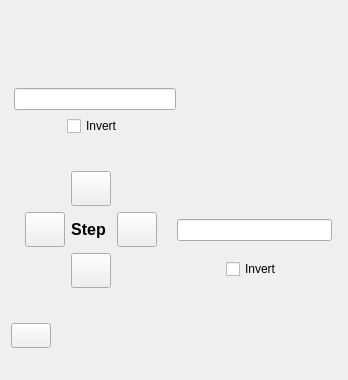
Above: pcdsdevices/ui/SmarActTipTilt.embedded.ui from pcdshub/pcdsdevices before the change. Below: the same form after it.
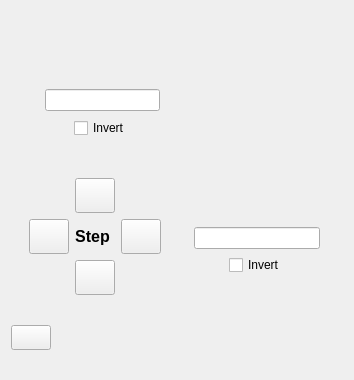
That is the form after the change. Custom widgets are drawn as their Qt base class.

Commit message: MNT: ONE last formatting nitpick

Diff of the .ui file:
```diff
--- a/pcdsdevices/ui/SmarActTipTilt.embedded.ui
+++ b/pcdsdevices/ui/SmarActTipTilt.embedded.ui
@@ -6,16 +6,22 @@
    <rect>
     <x>0</x>
     <y>0</y>
-    <width>348</width>
+    <width>354</width>
     <height>380</height>
    </rect>
   </property>
   <property name="sizePolicy">
-   <sizepolicy hsizetype="Minimum" vsizetype="Minimum">
+   <sizepolicy hsizetype="Fixed" vsizetype="Fixed">
     <horstretch>0</horstretch>
     <verstretch>0</verstretch>
    </sizepolicy>
   </property>
+  <property name="minimumSize">
+   <size>
+    <width>350</width>
+    <height>380</height>
+   </size>
+  </property>
   <property name="windowTitle">
    <string>Form</string>
   </property>
@@ -37,6 +43,37 @@
     </widget>
    </item>
    <item>
+    <widget class="QWidget" name="tilt_indicators_widget" native="true">
+     <property name="sizePolicy">
+      <sizepolicy hsizetype="Fixed" vsizetype="Fixed">
+       <horstretch>0</horstretch>
+       <verstretch>0</verstretch>
+      </sizepolicy>
+     </property>
+     <property name="minimumSize">
+      <size>
+       <width>158</width>
+       <height>101</height>
+      </size>
+     </property>
+     <layout class="QHBoxLayout" name="horizontalLayout_2">
+      <item>
+       <spacer name="horizontalSpacer">
+        <property name="orientation">
+         <enum>Qt::Horizontal</enum>
+        </property>
+        <property name="sizeType">
+         <enum>QSizePolicy::Fixed</enum>
+        </property>
+        <property name="sizeHint" stdset="0">
+         <size>
+          <width>25</width>
+          <height>20</height>
+         </size>
+        </property>
+       </spacer>
+      </item>
+      <item>
     <layout class="QGridLayout" name="step_count_row">
      <item row="3" column="1" alignment="Qt::AlignHCenter">
       <widget class="QCheckBox" name="invert_tilt">
@@ -91,22 +128,6 @@
        </property>
       </widget>
      </item>
-     <item row="0" column="0">
-      <spacer name="horizontalSpacer_2">
-       <property name="orientation">
-        <enum>Qt::Horizontal</enum>
-       </property>
-       <property name="sizeType">
-        <enum>QSizePolicy::Fixed</enum>
-       </property>
-       <property name="sizeHint" stdset="0">
-        <size>
-         <width>3</width>
-         <height>10</height>
-        </size>
-       </property>
-      </spacer>
-     </item>
      <item row="2" column="1">
       <widget class="PyDMLineEdit" name="tilt_step_size">
        <property name="sizePolicy">
@@ -153,42 +174,16 @@
        </property>
       </widget>
      </item>
-     <item row="2" column="3">
-      <spacer name="horizontalSpacer">
-       <property name="orientation">
-        <enum>Qt::Horizontal</enum>
-       </property>
-       <property name="sizeType">
-        <enum>QSizePolicy::MinimumExpanding</enum>
-       </property>
-       <property name="sizeHint" stdset="0">
-        <size>
-         <width>40</width>
-         <height>20</height>
-        </size>
-       </property>
-      </spacer>
-     </item>
-    </layout>
+       </layout>
+      </item>
+     </layout>
+    </widget>
    </item>
    <item>
     <layout class="QHBoxLayout" name="horizontalLayout">
-     <item>
-      <spacer name="horizontalSpacer_5">
-       <property name="orientation">
-        <enum>Qt::Horizontal</enum>
-       </property>
-       <property name="sizeType">
-        <enum>QSizePolicy::Fixed</enum>
-       </property>
-       <property name="sizeHint" stdset="0">
-        <size>
-         <width>5</width>
-         <height>20</height>
-        </size>
-       </property>
-      </spacer>
-     </item>
+     <property name="sizeConstraint">
+      <enum>QLayout::SetFixedSize</enum>
+     </property>
      <item>
       <widget class="QWidget" name="embedded" native="true">
        <property name="sizePolicy">
@@ -543,70 +538,30 @@
       </widget>
      </item>
      <item>
-      <spacer name="horizontalSpacer_3">
-       <property name="orientation">
-        <enum>Qt::Horizontal</enum>
+      <widget class="QWidget" name="tip_indicator_widget" native="true">
+       <property name="sizePolicy">
+        <sizepolicy hsizetype="Fixed" vsizetype="Fixed">
+         <horstretch>0</horstretch>
+         <verstretch>0</verstretch>
+        </sizepolicy>
        </property>
-       <property name="sizeType">
-        <enum>QSizePolicy::Fixed</enum>
-       </property>
-       <property name="sizeHint" stdset="0">
+       <property name="minimumSize">
         <size>
-         <width>5</width>
-         <height>20</height>
+         <width>144</width>
+         <height>118</height>
         </size>
        </property>
-      </spacer>
-     </item>
+       <layout class="QVBoxLayout" name="verticalLayout_3">
      <item>
       <layout class="QGridLayout" name="tip_indicator_layout">
+          <item row="2" column="0" alignment="Qt::AlignHCenter">
+           <widget class="QCheckBox" name="invert_tip">
+            <property name="text">
+             <string>Invert</string>
+            </property>
+           </widget>
+          </item>
        <item row="1" column="0">
-        <widget class="PyDMLabel" name="tip_step_count">
-         <property name="sizePolicy">
-          <sizepolicy hsizetype="MinimumExpanding" vsizetype="Fixed">
-           <horstretch>0</horstretch>
-           <verstretch>0</verstretch>
-          </sizepolicy>
-         </property>
-         <property name="minimumSize">
-          <size>
-           <width>0</width>
-           <height>25</height>
-          </size>
-         </property>
-         <property name="toolTip">
-          <string/>
-         </property>
-         <property name="alignment">
-          <set>Qt::AlignCenter</set>
-         </property>
-         <property name="precision" stdset="0">
-          <number>0</number>
-         </property>
-         <property name="showUnits" stdset="0">
-          <bool>false</bool>
-         </property>
-         <property name="precisionFromPV" stdset="0">
-          <bool>true</bool>
-         </property>
-         <property name="alarmSensitiveContent" stdset="0">
-          <bool>false</bool>
-         </property>
-         <property name="alarmSensitiveBorder" stdset="0">
-          <bool>true</bool>
-         </property>
-         <property name="PyDMToolTip" stdset="0">
-          <string>Total Step Count</string>
-         </property>
-         <property name="channel" stdset="0">
-          <string/>
-         </property>
-         <property name="enableRichText" stdset="0">
-          <bool>false</bool>
-         </property>
-        </widget>
-       </item>
-       <item row="2" column="0">
         <widget class="PyDMLineEdit" name="tip_step_size">
          <property name="sizePolicy">
           <sizepolicy hsizetype="Minimum" vsizetype="Fixed">
@@ -646,46 +601,56 @@
          </property>
         </widget>
        </item>
-       <item row="4" column="0">
-        <spacer name="verticalSpacer">
-         <property name="orientation">
-          <enum>Qt::Vertical</enum>
-         </property>
-         <property name="sizeType">
-          <enum>QSizePolicy::Fixed</enum>
-         </property>
-         <property name="sizeHint" stdset="0">
-          <size>
-           <width>40</width>
-           <height>3</height>
-          </size>
-         </property>
-        </spacer>
-       </item>
-       <item row="3" column="0" alignment="Qt::AlignHCenter">
-        <widget class="QCheckBox" name="invert_tip">
-         <property name="text">
-          <string>Invert</string>
-         </property>
-        </widget>
-       </item>
        <item row="0" column="0">
-        <spacer name="verticalSpacer_2">
-         <property name="orientation">
-          <enum>Qt::Vertical</enum>
-         </property>
-         <property name="sizeType">
-          <enum>QSizePolicy::Fixed</enum>
-         </property>
-         <property name="sizeHint" stdset="0">
+           <widget class="PyDMLabel" name="tip_step_count">
+            <property name="sizePolicy">
+             <sizepolicy hsizetype="MinimumExpanding" vsizetype="Fixed">
+              <horstretch>0</horstretch>
+              <verstretch>0</verstretch>
+             </sizepolicy>
+            </property>
+            <property name="minimumSize">
           <size>
-           <width>20</width>
-           <height>2</height>
-          </size>
-         </property>
-        </spacer>
-       </item>
-      </layout>
+              <width>0</width>
+              <height>25</height>
+             </size>
+            </property>
+            <property name="toolTip">
+             <string/>
+            </property>
+            <property name="alignment">
+             <set>Qt::AlignCenter</set>
+            </property>
+            <property name="precision" stdset="0">
+             <number>0</number>
+            </property>
+            <property name="showUnits" stdset="0">
+             <bool>false</bool>
+            </property>
+            <property name="precisionFromPV" stdset="0">
+             <bool>true</bool>
+            </property>
+            <property name="alarmSensitiveContent" stdset="0">
+             <bool>false</bool>
+            </property>
+            <property name="alarmSensitiveBorder" stdset="0">
+             <bool>true</bool>
+            </property>
+            <property name="PyDMToolTip" stdset="0">
+             <string>Total Step Count</string>
+            </property>
+            <property name="channel" stdset="0">
+             <string/>
+            </property>
+            <property name="enableRichText" stdset="0">
+             <bool>false</bool>
+            </property>
+           </widget>
+          </item>
+         </layout>
+        </item>
+       </layout>
+      </widget>
      </item>
      <item>
       <spacer name="horizontalSpacer_4">
```
Lines whose indentation alone changed are shown as unchanged.
